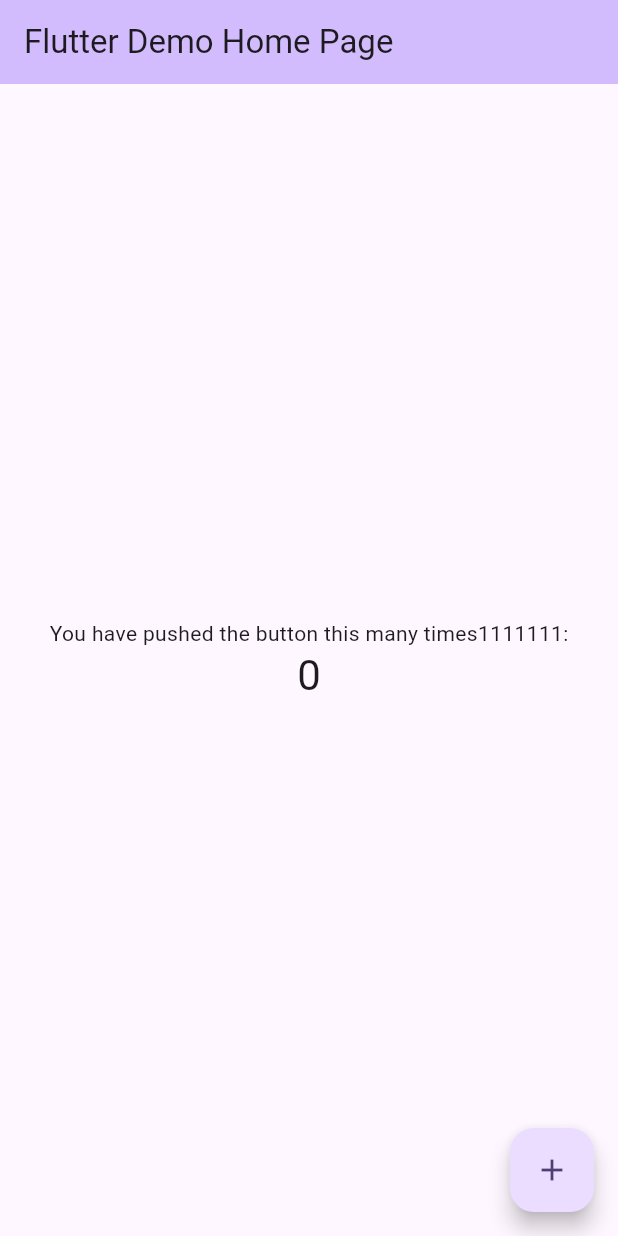
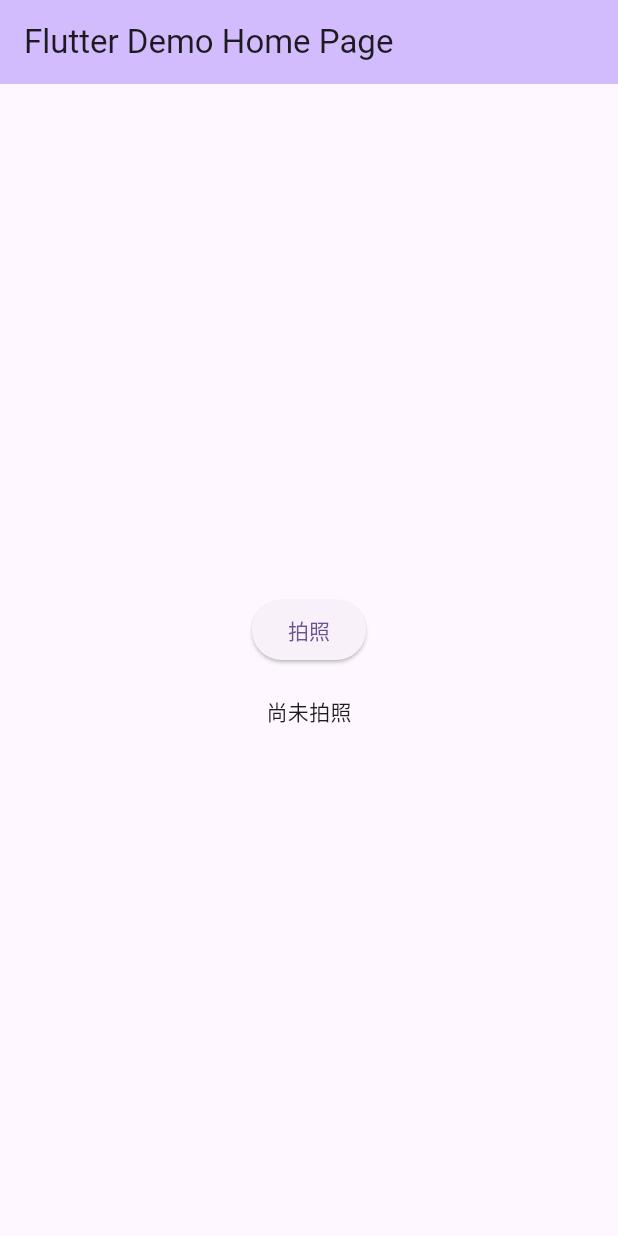
Before and after one commit to u3shadow/fluttertest, a Flutter app: the screen it shows after launch, on a phone screen of 412 x 824 dp. Run offline on Flutter 3.47's test engine with Material 3 defaults, Android fonts, the phone set to English and light mode, and no system bars; our stand-ins replace image_picker.

Commit message:
使用拍照功能

```diff
--- a/lib/main.dart
+++ b/lib/main.dart
@@ -1,4 +1,6 @@
 import 'package:flutter/material.dart';
+import 'package:image_picker/image_picker.dart';
+import 'dart:io';
 
 void main() {
   runApp(const MyApp());
@@ -38,15 +40,6 @@ class MyApp extends StatelessWidget {
 class MyHomePage extends StatefulWidget {
   const MyHomePage({super.key, required this.title});
 
-  // This widget is the home page of your application. It is stateful, meaning
-  // that it has a State object (defined below) that contains fields that affect
-  // how it looks.
-
-  // This class is the configuration for the state. It holds the values (in this
-  // case the title) provided by the parent (in this case the App widget) and
-  // used by the build method of the State. Fields in a Widget subclass are
-  // always marked "final".
-
   final String title;
 
   @override
@@ -54,69 +47,71 @@ class MyHomePage extends StatefulWidget {
 }
 
 class _MyHomePageState extends State<MyHomePage> {
-  int _counter = 0;
+  File? _imageFile;
+  final ImagePicker _picker = ImagePicker();
+  bool _isPicking = false;
+  String? _tip;
 
-  void _incrementCounter() {
+  Future<void> _takePhoto() async {
+    if (_isPicking) return;
     setState(() {
-      // This call to setState tells the Flutter framework that something has
-      // changed in this State, which causes it to rerun the build method below
-      // so that the display can reflect the updated values. If we changed
-      // _counter without calling setState(), then the build method would not be
-      // called again, and so nothing would appear to happen.
-      _counter++;
+      _isPicking = true;
+      _tip = '正在打开相机，请稍候...';
     });
+    try {
+      final XFile? photo = await _picker.pickImage(source: ImageSource.camera);
+      if (photo != null) {
+        setState(() {
+          _imageFile = File(photo.path);
+          _tip = null;
+        });
+      } else {
+        setState(() {
+          _tip = '已取消拍照';
+        });
+      }
+    } catch (e) {
+      setState(() {
+        _tip = '拍照出错，请重试';
+      });
+    } finally {
+      setState(() {
+        _isPicking = false;
+      });
+    }
   }
 
   @override
   Widget build(BuildContext context) {
-    // This method is rerun every time setState is called, for instance as done
-    // by the _incrementCounter method above.
-    //
-    // The Flutter framework has been optimized to make rerunning build methods
-    // fast, so that you can just rebuild anything that needs updating rather
-    // than having to individually change instances of widgets.
     return Scaffold(
       appBar: AppBar(
-        // TRY THIS: Try changing the color here to a specific color (to
-        // Colors.amber, perhaps?) and trigger a hot reload to see the AppBar
-        // change color while the other colors stay the same.
         backgroundColor: Theme.of(context).colorScheme.inversePrimary,
-        // Here we take the value from the MyHomePage object that was created by
-        // the App.build method, and use it to set our appbar title.
         title: Text(widget.title),
       ),
       body: Center(
-        // Center is a layout widget. It takes a single child and positions it
-        // in the middle of the parent.
         child: Column(
-          // Column is also a layout widget. It takes a list of children and
-          // arranges them vertically. By default, it sizes itself to fit its
-          // children horizontally, and tries to be as tall as its parent.
-          //
-          // Column has various properties to control how it sizes itself and
-          // how it positions its children. Here we use mainAxisAlignment to
-          // center the children vertically; the main axis here is the vertical
-          // axis because Columns are vertical (the cross axis would be
-          // horizontal).
-          //
-          // TRY THIS: Invoke "debug painting" (choose the "Toggle Debug Paint"
-          // action in the IDE, or press "p" in the console), to see the
-          // wireframe for each widget.
           mainAxisAlignment: MainAxisAlignment.center,
           children: <Widget>[
-            const Text('You have pushed the button this many times1111111:'),
-            Text(
-              '$_counter',
-              style: Theme.of(context).textTheme.headlineMedium,
+            ElevatedButton(
+              onPressed: _isPicking ? null : _takePhoto,
+              child: Text(_isPicking ? '正在打开相机...' : '拍照'),
             ),
+            const SizedBox(height: 20),
+            if (_tip != null) ...[
+              Text(_tip!, style: const TextStyle(color: Colors.red)),
+              const SizedBox(height: 10),
+            ],
+            _imageFile != null
+                ? Image.file(
+                    _imageFile!,
+                    width: 200,
+                    height: 200,
+                    fit: BoxFit.cover,
+                  )
+                : const Text('尚未拍照'),
           ],
         ),
       ),
-      floatingActionButton: FloatingActionButton(
-        onPressed: _incrementCounter,
-        tooltip: 'Increment',
-        child: const Icon(Icons.add),
-      ), // This trailing comma makes auto-formatting nicer for build methods.
     );
   }
 }
--- a/pubspec.yaml
+++ b/pubspec.yaml
@@ -34,6 +34,8 @@ dependencies:
   # The following adds the Cupertino Icons font to your application.
   # Use with the CupertinoIcons class for iOS style icons.
   cupertino_icons: ^1.0.8
+
+  image_picker: ^1.0.7
 
 dev_dependencies:
   flutter_test:
```
Also changed, not shown: pubspec.lock, 9 other files.
